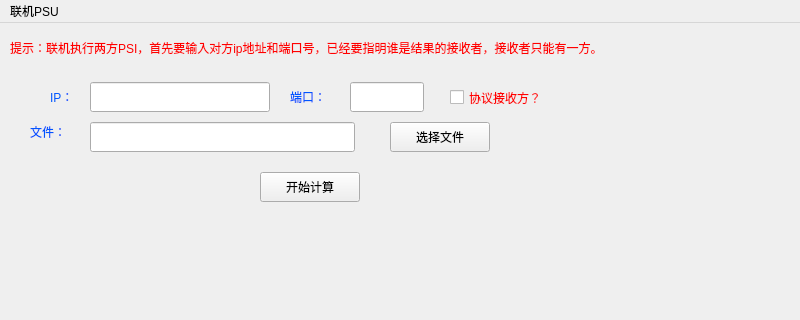
Above: src/frontend/cpp/page7.ui from xiansongq/privacy_computing before the change; both pictures show x 0 to 800 and y 0 to 320 of the 800 by 600 pixel window. Below: the same form after it.
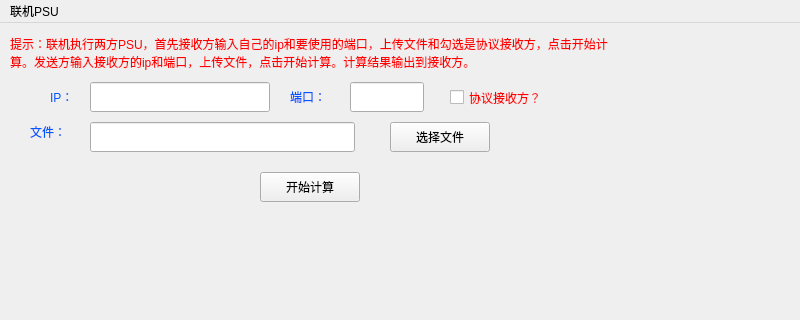
That is the form after the change. Icons and pictures are not drawn.

The edit to the form file:
```diff
--- a/src/frontend/cpp/page7.ui
+++ b/src/frontend/cpp/page7.ui
@@ -189,7 +189,7 @@
         <x>10</x>
         <y>10</y>
         <width>620</width>
-        <height>30</height>
+        <height>41</height>
        </rect>
       </property>
       <property name="styleSheet">
@@ -197,11 +197,14 @@
 color:rgb(255, 0, 0)</string>
       </property>
       <property name="text">
-       <string>提示：联机执行两方PSI，首先要输入对方ip地址和端口号，已经要指明谁是结果的接收者，接收者只能有一方。</string>
+       <string>&lt;html&gt;&lt;head/&gt;&lt;body&gt;&lt;p&gt;提示：联机执行两方PSU，首先接收方输入自己的ip和要使用的端口，上传文件和勾选是协议接收方，点击开始计算。发送方输入接收方的ip和端口，上传文件，点击开始计算。计算结果输出到接收方。&lt;/p&gt;&lt;/body&gt;&lt;/html&gt;</string>
       </property>
       <property name="textFormat">
        <enum>Qt::RichText</enum>
       </property>
+      <property name="wordWrap">
+       <bool>true</bool>
+      </property>
      </widget>
     </widget>
    </widget>
```
Left out of the diff: 4 changed lines with no effect on the pictures.
